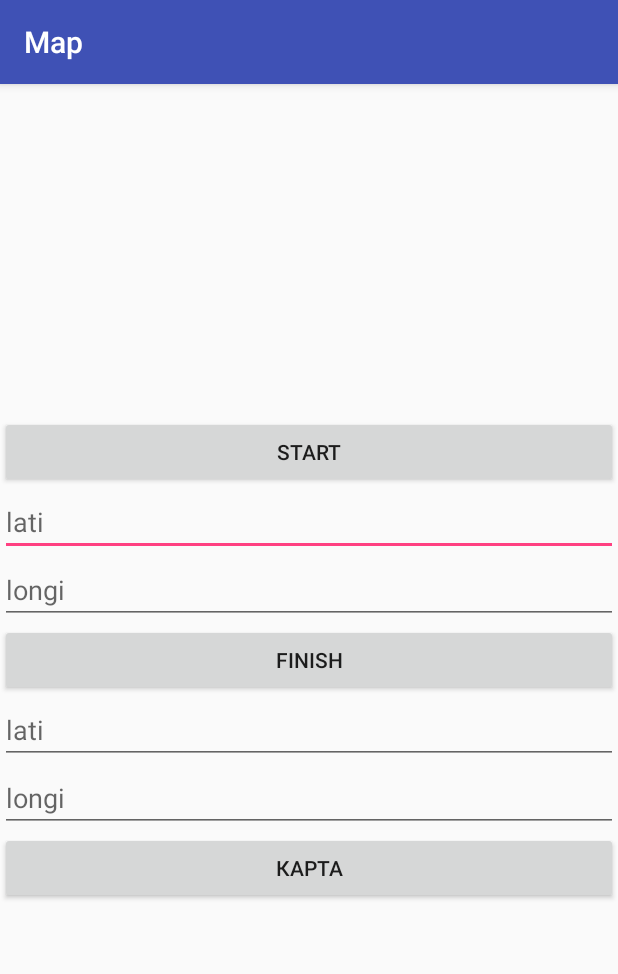
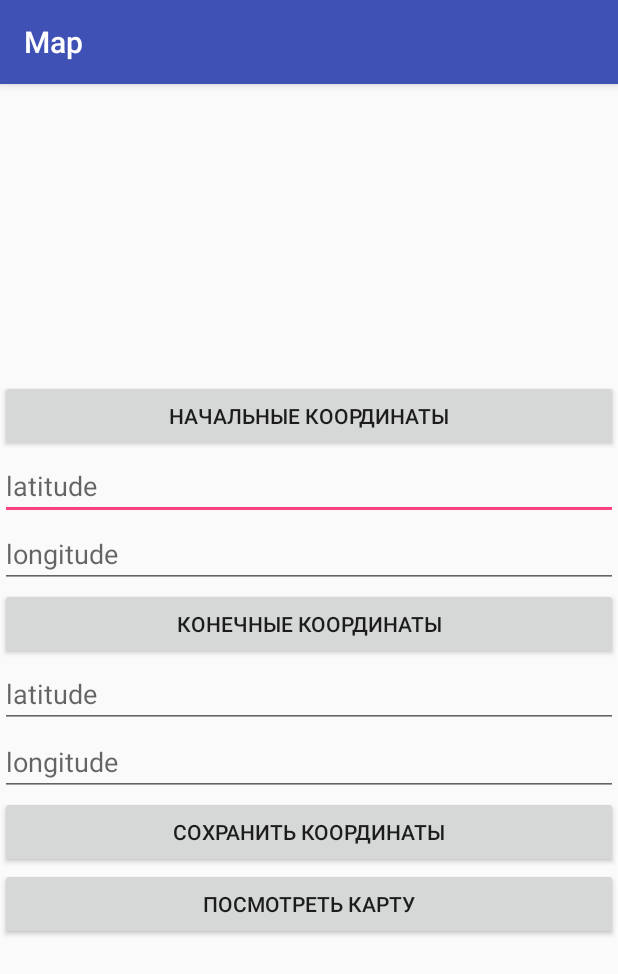
Before and after one commit to shcherbuk96/MapGoogle, an Android app: the screen it shows after launch (MainActivity), on a phone screen of 412 x 824 dp. Shown: the top 974 px of the screen. Run offline under Robolectric (Android 15) with nearby library versions, the phone set to English and light mode, and no system bars; our stand-ins replace Firebase (no records; nobody signed in at launch, a user with empty details on screens opened directly).

Commit message:
Version2

```diff
--- a/app/src/main/java/com/shcherbuk/mapgoogle/pojo/Coordinates.java
+++ b/app/src/main/java/com/shcherbuk/mapgoogle/pojo/Coordinates.java
@@ -8,7 +8,7 @@ public class Coordinates {
     private double finish_lati;
     private double finish_longi;
 
-    public Coordinates(){
+    public Coordinates() {
 
     }
 
--- a/app/src/main/res/layout/activity_main.xml
+++ b/app/src/main/res/layout/activity_main.xml
@@ -1,6 +1,5 @@
 <?xml version="1.0" encoding="utf-8"?>
 <LinearLayout xmlns:android="http://schemas.android.com/apk/res/android"
-    xmlns:app="http://schemas.android.com/apk/res-auto"
     xmlns:tools="http://schemas.android.com/tools"
     android:layout_width="match_parent"
     android:layout_height="match_parent"
@@ -13,17 +12,17 @@
         android:id="@+id/start"
         android:layout_width="match_parent"
         android:layout_height="wrap_content"
-        android:text="START" />
+        android:text="@string/btn_start" />
 
     <EditText
         android:id="@+id/start_lati"
-        android:hint="lati"
+        android:hint="@string/hint_lati"
         android:layout_width="match_parent"
         android:layout_height="wrap_content" />
 
     <EditText
         android:id="@+id/start_longi"
-        android:hint="longi"
+        android:hint="@string/hint_longi"
         android:layout_width="match_parent"
         android:layout_height="wrap_content" />
 
@@ -31,23 +30,29 @@
         android:id="@+id/end"
         android:layout_width="match_parent"
         android:layout_height="wrap_content"
-        android:text="FINISH" />
+        android:text="@string/btn_finish" />
 
     <EditText
         android:id="@+id/finish_lati"
-        android:hint="lati"
+        android:hint="@string/hint_lati"
         android:layout_width="match_parent"
         android:layout_height="wrap_content" />
 
     <EditText
         android:id="@+id/finish_longi"
-        android:hint="longi"
+        android:hint="@string/hint_longi"
         android:layout_width="match_parent"
         android:layout_height="wrap_content" />
+
+    <Button
+        android:id="@+id/save"
+        android:layout_width="match_parent"
+        android:layout_height="wrap_content"
+        android:text="@string/btn_save" />
 
     <Button
         android:id="@+id/map"
         android:layout_width="match_parent"
         android:layout_height="wrap_content"
-        android:text="Карта" />
+        android:text="@string/btn_map" />
 </LinearLayout>
--- a/app/src/main/res/values/strings.xml
+++ b/app/src/main/res/values/strings.xml
@@ -1,4 +1,13 @@
 <resources>
     <string name="app_name">MapGoogle</string>
     <string name="title_activity_maps">Map</string>
+
+
+    <string name="btn_start">Начальные координаты</string>
+    <string name="btn_finish">Конечные координаты</string>
+    <string name="btn_save">Сохранить координаты</string>
+    <string name="btn_map">Посмотреть карту</string>
+
+    <string name="hint_lati">latitude</string>
+    <string name="hint_longi">longitude</string>
 </resources>
```
Also changed, not shown: app/src/main/java/com/shcherbuk/mapgoogle/Constants.java (+4 -4 lines), app/src/main/java/com/shcherbuk/mapgoogle/MainActivity.java (+40 -33 lines), app/src/main/java/com/shcherbuk/mapgoogle/MapsActivity.java (+13 -38 lines), app/src/main/java/com/shcherbuk/mapgoogle/pojo/CoordinatesList.java (deleted, +0 -20 lines).
